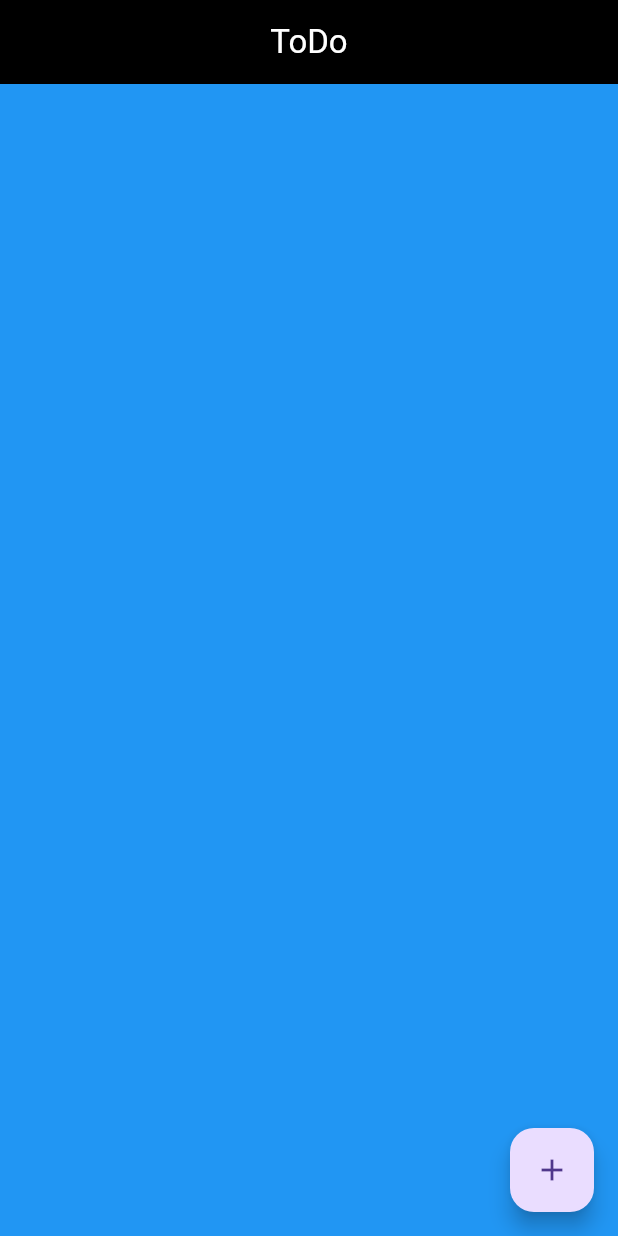
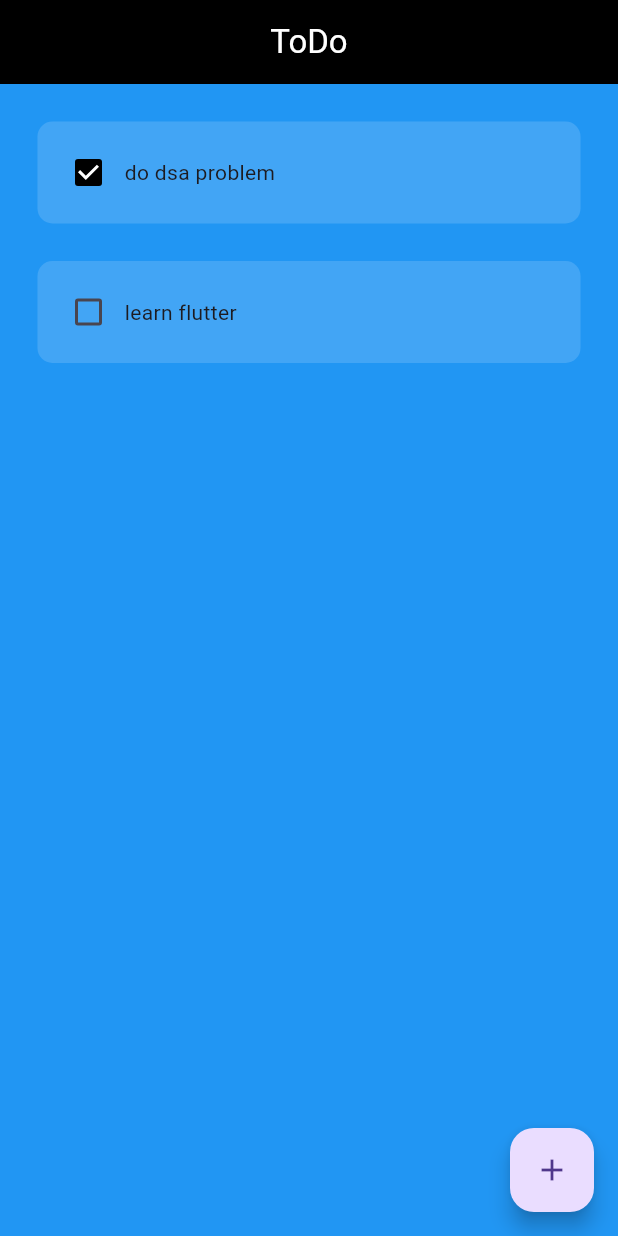
Before and after one commit to abhishekdotapp/Todo, a Flutter app: the screen it shows after launch, on a phone screen of 412 x 824 dp. Run offline on Flutter 3.47's test engine with Material 3 defaults, Android fonts, the phone set to English and light mode, and no system bars.

Commit message:
checkBox

```diff
--- a/lib/pages/home_page.dart
+++ b/lib/pages/home_page.dart
@@ -1,4 +1,5 @@
 import 'package:flutter/material.dart';
+import 'package:myapp/utils/todo_tile.dart';
 
 class HomePage extends StatefulWidget {
   const HomePage({super.key});
@@ -11,6 +12,17 @@ class _HomePageState extends State<HomePage> {
   void check() {
     print('hwllo');
   }
+
+  void checkBoxClicked(bool? value, int index) {
+    setState(() {
+      todolist[index][1] = !todolist[index][1];
+    });
+  }
+
+  List todolist = [
+    ["do dsa problem", true],
+    ["learn flutter", false],
+  ];
 
   @override
   Widget build(BuildContext context) {
@@ -28,6 +40,15 @@ class _HomePageState extends State<HomePage> {
         onPressed: check,
         child: Icon(Icons.add),
       ),
+      body: ListView.builder(
+        itemCount: todolist.length,
+        itemBuilder: (context, index) {
+          return TodoTile(
+              taskname: todolist[index][0],
+              taskComplete: todolist[index][1],
+              onChanged: (value) => checkBoxClicked(value, index));
+        },
+      ),
     );
   }
 }
--- /dev/null
+++ b/lib/utils/todo_tile.dart
@@ -0,0 +1,33 @@
+import 'package:flutter/material.dart';
+
+class TodoTile extends StatelessWidget {
+  final String taskname;
+  final bool taskComplete;
+  Function(bool?)? onChanged;
+  TodoTile({
+    super.key,
+    required this.taskname,
+    required this.taskComplete,
+    required this.onChanged,
+      });
+
+  @override
+  Widget build(BuildContext context) {
+    return Padding(
+      padding: const EdgeInsets.only(left:25.0,right:25.0,top:25.0),
+      child: Container(
+        padding: EdgeInsets.all(10),
+        child: Row(
+          children: [
+            Checkbox(value: taskComplete, onChanged: onChanged, activeColor:Colors.black,),
+            Text(taskname),
+          ],
+        ),
+        decoration: BoxDecoration(
+          color: Colors.blue[400],
+          borderRadius: BorderRadius.circular(10),
+        ),
+      ),
+    );
+  }
+}
```
